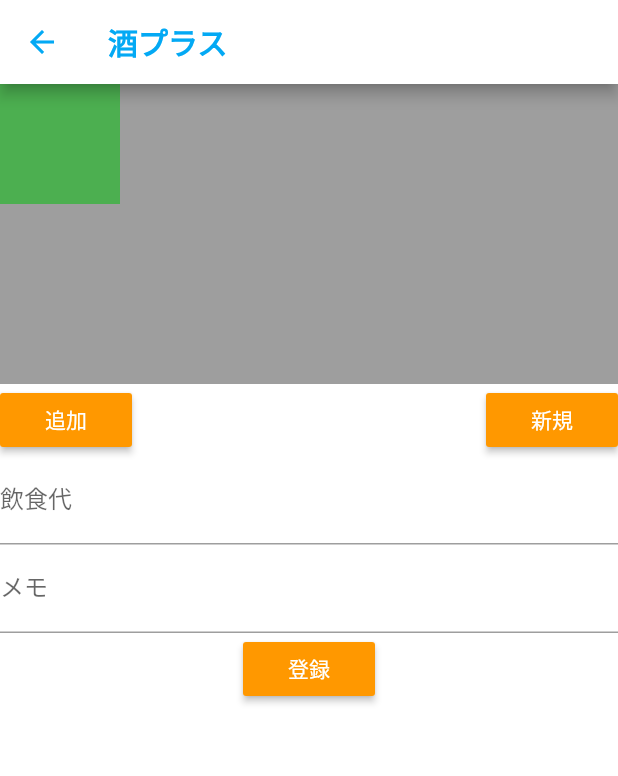
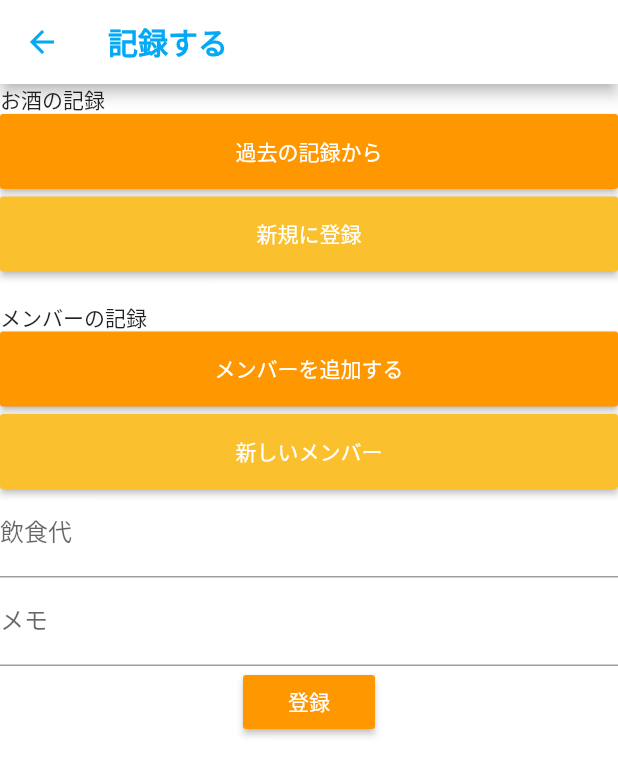
Before and after one commit to koki1126/alcorec, a Flutter app: the screen it shows after launch, after a tap on the "add" icon, on a phone screen of 412 x 824 dp. Shown: the top 776 px of the screen. Run offline on Flutter 3.47's test engine with Material 2 defaults, Android fonts, the phone set to English and light mode, and no system bars; our stand-ins replace flutter_calendar_carousel, fluttertoast.

Commit message:
デザインの変更(暫定)

```diff
--- a/lib/home/home.dart
+++ b/lib/home/home.dart
@@ -29,7 +29,7 @@ class HomePage extends StatelessWidget {
                 nextMonthDayBorderColor: Colors.grey.shade400,
                 thisMonthDayBorderColor: Colors.yellow.shade700,
                 prevMonthDayBorderColor: Colors.grey.shade400,
-                  selectedDayButtonColor: Colors.yellowAccent.shade700,
+                selectedDayButtonColor: Colors.yellow.shade600,
                 weekFormat: false,
                 height: 500,
                 weekDayBackgroundColor: Colors.blue.shade100,
@@ -44,15 +44,19 @@ class HomePage extends StatelessWidget {
                 markedDateIconBuilder: (event) {
                   return event.icon;
                 },
-                  markedDateMoreShowTotal: false),
+                markedDateMoreShowTotal: false,
+              ),
             ),
 
             //ここまで
 
-            floatingActionButtonLocation:
-                FloatingActionButtonLocation.centerDocked,
+            // floatingActionButtonLocation:
+            //     FloatingActionButtonLocation.,
+            // FloatingActionButtonLocation.centerDocked,
+
             floatingActionButton: FloatingActionButton(
-              backgroundColor: Theme.of(context).accentColor,
+              // backgroundColor: Theme.of(context).accentColor,
+              backgroundColor: Colors.yellow.shade700,
               onPressed: () {
                 Navigator.push(
                   context,
@@ -64,39 +68,41 @@ class HomePage extends StatelessWidget {
               },
               child: Icon(Icons.add),
             ),
-            bottomNavigationBar: BottomAppBar(
-              color: Theme.of(context).primaryColor,
-              notchMargin: 6.0,
-              shape: AutomaticNotchedShape(
-                RoundedRectangleBorder(),
-                StadiumBorder(
-                  side: BorderSide(),
-                ),
-              ),
-              child: Padding(
-                padding: EdgeInsets.symmetric(horizontal: 8.0),
-                child: Row(
-                  mainAxisSize: MainAxisSize.max,
-                  mainAxisAlignment: MainAxisAlignment.spaceBetween,
-                  children: <Widget>[
-                    IconButton(
-                      icon: Icon(
-                        Icons.person_outline,
-                        color: Colors.white,
-                      ),
-                      onPressed: () {},
-                    ),
-                    IconButton(
-                      icon: Icon(
-                        Icons.info_outline,
-                        color: Colors.white,
-                      ),
-                      onPressed: () {},
-                    ),
-                  ],
-                ),
-              ),
-            ),
+
+            //今後の追加機能
+            // bottomNavigationBar: BottomAppBar(
+            //   color: Theme.of(context).primaryColor,
+            //   notchMargin: 6.0,
+            //   shape: AutomaticNotchedShape(
+            //     RoundedRectangleBorder(),
+            //     StadiumBorder(
+            //       side: BorderSide(),
+            //     ),
+            //   ),
+            //   child: Padding(
+            //     padding: EdgeInsets.symmetric(horizontal: 8.0),
+            //     child: Row(
+            //       mainAxisSize: MainAxisSize.max,
+            //       mainAxisAlignment: MainAxisAlignment.spaceBetween,
+            //       children: <Widget>[
+            //         IconButton(
+            //           icon: Icon(
+            //             Icons.person_outline,
+            //             color: Colors.white,
+            //           ),
+            //           onPressed: () {},
+            //         ),
+            //         IconButton(
+            //           icon: Icon(
+            //             Icons.info_outline,
+            //             color: Colors.white,
+            //           ),
+            //           onPressed: () {},
+            //         ),
+            //       ],
+            //     ),
+            //   ),
+            // ),
           );
         },
       ),
--- a/lib/record/record.dart
+++ b/lib/record/record.dart
@@ -14,7 +14,7 @@ class Record extends StatelessWidget {
       child: Consumer<RecordModel>(
         builder: (context, model, child) {
           return Scaffold(
-            appBar: Header(headerWord: '酒プラス'),
+            appBar: Header(headerWord: '記録する'),
             body: GestureDetector(
               onTap: () {
                 model.priceFocusNode.unfocus();
@@ -26,27 +26,43 @@ class Record extends StatelessWidget {
                   children: [
                     // todo 過去飲んだ酒の履歴
                     // todo 最新順に表示する
-                    Container(
-                      color: Colors.grey,
-                      height: 200,
+
+                    //履歴表示
+                    // Container(
+                    //   color: Colors.grey,
+                    //   height: 200,
+                    //   width: double.infinity,
+                    //   child: Wrap(
+                    //     spacing: 10,
+                    //     runSpacing: 10,
+                    //     children: [
+                    //       Container(
+                    //         color: Colors.green,
+                    //         height: 80,
+                    //         width: 80,
+                    //       ),
+                    //     ],
+                    //   ),
+                    // ),
+
+                    //お酒の記録
+
+                    Column(
+                      mainAxisAlignment: MainAxisAlignment.spaceBetween,
+                      children: [
+                        SizedBox(
+                          height: 20,
                           width: double.infinity,
-                      child: Wrap(
-                        spacing: 10,
-                        runSpacing: 10,
-                        children: [
-                          Container(
-                            color: Colors.green,
-                            height: 80,
-                            width: 80,
-                          ),
-                        ],
+                          child: Text(
+                            'お酒の記録',
+                            textAlign: TextAlign.left,
                           ),
                         ),
-                    Row(
-                      mainAxisAlignment: MainAxisAlignment.spaceBetween,
-                      children: [
-                        RaisedButton(
-                          child: Text('追加'),
+                        SizedBox(
+                          height: 50,
+                          width: double.infinity,
+                          child: RaisedButton(
+                            child: Text('過去の記録から'),
                             color: Colors.orange,
                             textColor: Colors.white,
                             onPressed: () {
@@ -70,9 +86,17 @@ class Record extends StatelessWidget {
                               );
                             },
                           ),
-                        RaisedButton(
-                          child: Text('新規'),
-                          color: Colors.orange,
+                        ),
+                        SizedBox(
+                          width: double.infinity,
+                          height: 5,
+                        ),
+                        SizedBox(
+                          width: double.infinity,
+                          height: 50,
+                          child: RaisedButton(
+                            child: Text('新規に登録'),
+                            color: Colors.yellow.shade700,
                             textColor: Colors.white,
                             onPressed: () {
                               showDialog(
@@ -94,6 +118,87 @@ class Record extends StatelessWidget {
                                 },
                               );
                             },
+                          ),
+                        ),
+                      ],
+                    ),
+                    SizedBox(
+                      height: 20,
+                    ),
+
+                    //メンバーの記録
+                    Column(
+                      mainAxisAlignment: MainAxisAlignment.spaceBetween,
+                      children: [
+                        SizedBox(
+                          height: 20,
+                          width: double.infinity,
+                          child: Text(
+                            'メンバーの記録',
+                            textAlign: TextAlign.left,
+                          ),
+                        ),
+                        SizedBox(
+                          height: 50,
+                          width: double.infinity,
+                          child: RaisedButton(
+                            child: Text('メンバーを追加する'),
+                            color: Colors.orange,
+                            textColor: Colors.white,
+                            onPressed: () {
+                              showDialog(
+                                context: context,
+                                builder: (_) {
+                                  return ChangeNotifierProvider<
+                                      MemberDialogModel>(
+                                    create: (_) => MemberDialogModel(),
+                                    child: Consumer<MemberDialogModel>(
+                                      builder: (context, model, child) {
+                                        //return MemberDialog();
+                                        return Provider<String>.value(
+                                          value: 'add',
+                                          child: MemberDialog(),
+                                        );
+                                      },
+                                    ),
+                                  );
+                                },
+                              );
+                            },
+                          ),
+                        ),
+                        SizedBox(
+                          width: double.infinity,
+                          height: 5,
+                        ),
+                        SizedBox(
+                          width: double.infinity,
+                          height: 50,
+                          child: RaisedButton(
+                            child: Text('新しいメンバー'),
+                            color: Colors.yellow.shade700,
+                            textColor: Colors.white,
+                            onPressed: () {
+                              showDialog(
+                                context: context,
+                                builder: (_) {
+                                  return ChangeNotifierProvider<
+                                      MemberDialogModel>(
+                                    create: (_) => MemberDialogModel(),
+                                    child: Consumer<MemberDialogModel>(
+                                      builder: (context, model, child) {
+                                        //return MemberDialog();
+                                        return Provider<String>.value(
+                                          value: 'new',
+                                          child: MemberDialog(),
+                                        );
+                                      },
+                                    ),
+                                  );
+                                },
+                              );
+                            },
+                          ),
                         ),
                       ],
                     ),
```
Lines whose indentation alone changed are shown as unchanged.
